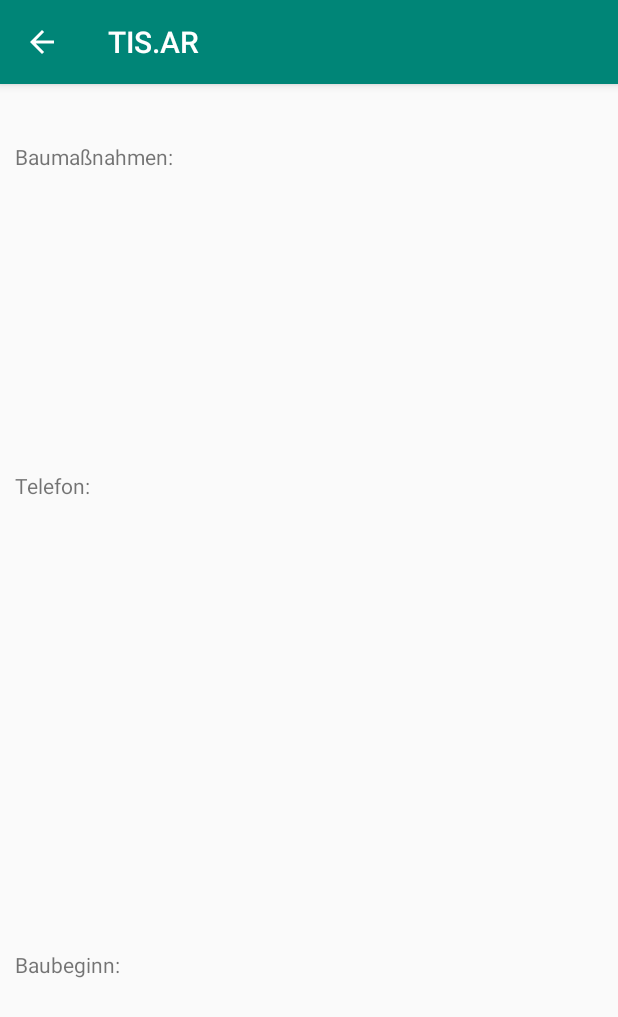
After one commit to felixfuchs17/tis.ar, an Android app: the ConstructionActivity screen opened directly, with no data from a screen before it, on a phone screen of 412 x 824 dp. The commit adds this screen. Shown: the top 1017 px of the screen. Run offline under Robolectric (Android 15) with nearby library versions, the phone set to English and light mode, and no system bars.

Commit message:
added construction activity

```diff
--- a/app/src/main/AndroidManifest.xml
+++ b/app/src/main/AndroidManifest.xml
@@ -2,9 +2,9 @@
 <manifest xmlns:android="http://schemas.android.com/apk/res/android"
           package="ar.tis.tisar">
 
-    <uses-permission android:name="android.permission.CAMERA" />
-    <uses-permission android:name="android.permission.ACCESS_FINE_LOCATION" />
-    <uses-feature android:name="android.hardware.camera.ar" />
+    <uses-permission android:name="android.permission.CAMERA"/>
+    <uses-permission android:name="android.permission.ACCESS_FINE_LOCATION"/>
+    <uses-feature android:name="android.hardware.camera.ar"/>
 
     <application
             android:allowBackup="true"
@@ -16,7 +16,6 @@
         <activity android:name=".MainActivity">
             <intent-filter>
                 <action android:name="android.intent.action.MAIN"/>
-
                 <category android:name="android.intent.category.LAUNCHER"/>
             </intent-filter>
         </activity>
@@ -25,10 +24,15 @@
                 android:parentActivityName=".MainActivity">
             <meta-data
                     android:name="android.support.PARENT_ACTIVITY"
-                    android:value=".MainActivity" />
+                    android:value=".MainActivity"/>
         </activity>
-
-        <meta-data android:name="com.google.ar.core" android:value="required" />
+        <activity
+            android:name=".ConstructionActivity"
+            android:parentActivityName=".MainActivity">
+        </activity>
+        <meta-data
+                android:name="com.google.ar.core"
+                android:value="required"/>
     </application>
 
 </manifest>
--- /dev/null
+++ b/app/src/main/java/ar/tis/tisar/ConstructionActivity.kt
@@ -0,0 +1,12 @@
+package ar.tis.tisar
+
+import android.support.v7.app.AppCompatActivity
+import android.os.Bundle
+
+class ConstructionActivity : AppCompatActivity() {
+
+    override fun onCreate(savedInstanceState: Bundle?) {
+        super.onCreate(savedInstanceState)
+        setContentView(R.layout.activity_construction_site)
+    }
+}
--- a/app/src/main/java/ar/tis/tisar/MainActivity.kt
+++ b/app/src/main/java/ar/tis/tisar/MainActivity.kt
@@ -11,10 +11,6 @@ import android.widget.Toast
 import ar.tis.tisar.helper.CameraPermissionHelper
 import com.google.ar.core.ArCoreApk
 import kotlinx.android.synthetic.main.activity_main.*
-import com.google.firebase.database.DatabaseReference
-import com.google.firebase.database.FirebaseDatabase
-
-
 
 
 class MainActivity : AppCompatActivity() {
@@ -46,10 +42,10 @@ class MainActivity : AppCompatActivity() {
                     startActivity(i)
                 }
                 // Navigation zur Informationsseite
-                /*if (x1 > x2) {
-                    val i = Intent(this@MainActivity, SwipeRight::class.java)
+                if (x1 > x2) {
+                    val i = Intent(this@MainActivity, ConstructionActivity::class.java)
                     startActivity(i)
-                }*/
+                }
             }
         }
         return false
--- /dev/null
+++ b/app/src/main/res/layout/activity_construction_site.xml
@@ -0,0 +1,54 @@
+<?xml version="1.0" encoding="utf-8"?>
+<android.support.constraint.ConstraintLayout
+        xmlns:android="http://schemas.android.com/apk/res/android"
+        xmlns:tools="http://schemas.android.com/tools"
+        xmlns:app="http://schemas.android.com/apk/res-auto"
+        android:layout_width="match_parent"
+        android:layout_height="match_parent"
+        tools:context=".ConstructionActivity">
+
+    <ScrollView
+        android:id="@+id/scrollView2"
+        android:layout_width="match_parent"
+        android:layout_height="match_parent"
+        android:layout_marginTop="37dp"
+        app:layout_constraintBottom_toBottomOf="parent"
+        app:layout_constraintEnd_toEndOf="parent"
+        app:layout_constraintHorizontal_bias="0.0"
+        app:layout_constraintStart_toStartOf="parent"
+        app:layout_constraintTop_toTopOf="parent"
+        app:layout_constraintVertical_bias="1.0">
+
+        <LinearLayout
+            android:layout_width="match_parent"
+            android:layout_height="wrap_content"
+            android:orientation="vertical">
+
+            <TextView
+                android:id="@+id/textView"
+                android:layout_width="wrap_content"
+                android:layout_height="wrap_content"
+                android:layout_marginStart="10dp"
+                android:layout_marginTop="1dp"
+                android:text="@string/construction_project" />
+
+            <TextView
+                android:id="@+id/textView2"
+                android:layout_width="wrap_content"
+                android:layout_height="wrap_content"
+                android:layout_marginStart="10dp"
+                android:layout_marginTop="200dp"
+                android:text="@string/construction_contact" />
+
+            <TextView
+                android:id="@+id/textView3"
+                android:layout_width="wrap_content"
+                android:layout_height="wrap_content"
+                android:layout_marginStart="10dp"
+                android:layout_marginTop="300dp"
+                android:text="@string/construction_begin" />
+
+        </LinearLayout>
+    </ScrollView>
+
+</android.support.constraint.ConstraintLayout>
--- a/app/src/main/res/values/strings.xml
+++ b/app/src/main/res/values/strings.xml
@@ -1,3 +1,9 @@
 <resources>
     <string name="app_name">TIS.AR</string>
+    <string name="construction_supervisor">Bauleiter:</string>
+    <string name="construction_begin">Baubeginn:</string>
+    <string name="construction_duration">Baudauer:</string>
+    <string name="construction_project">Baumaßnahmen:</string>
+    <string name="construction_contact">Telefon:</string>
+    <string name="construction_influence">Verkehrsbeeinflussung</string>
 </resources>
```
